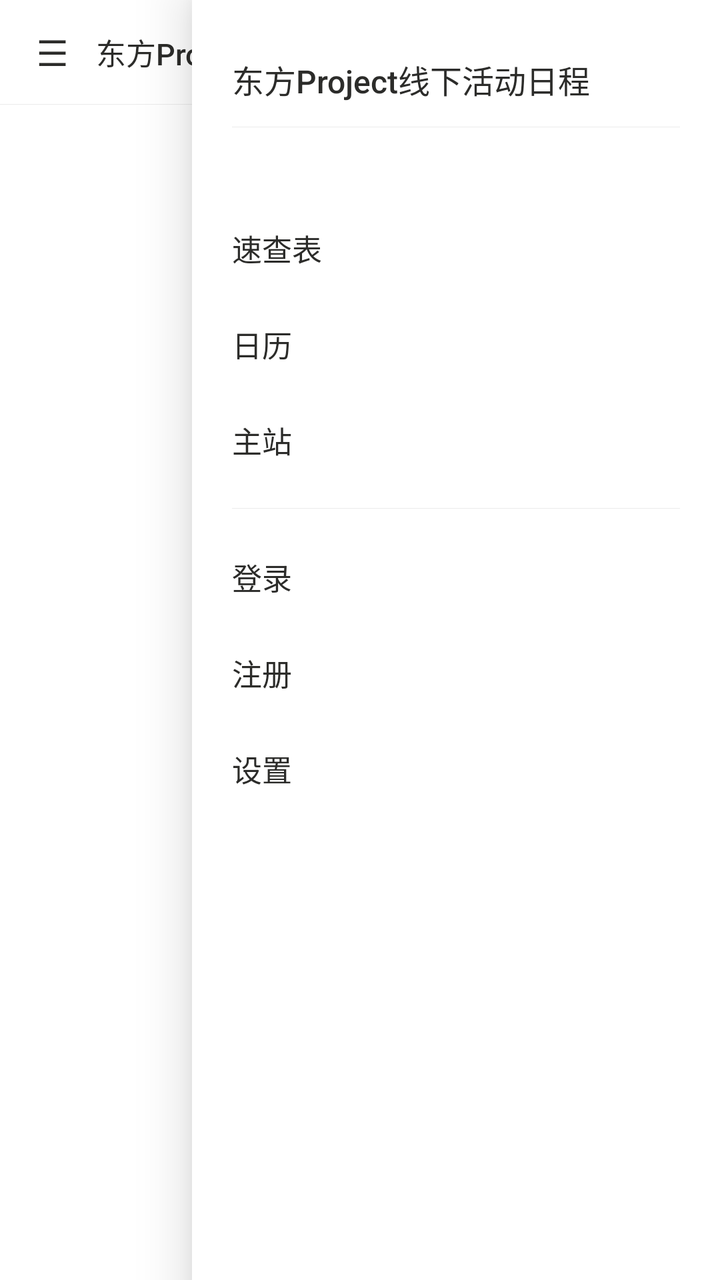
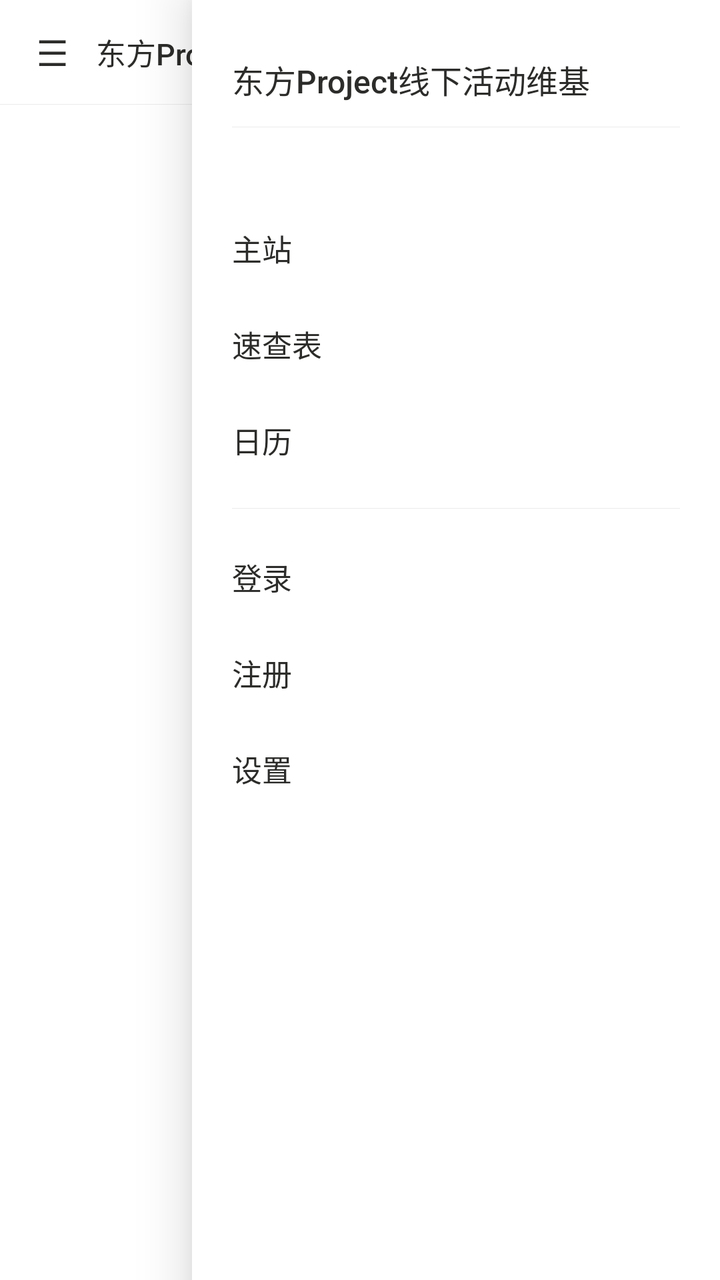

Two renders of the same Android screen: before a commit and after it. Below are the layout's source before the change and the commit's diff.
<!-- AndroidManifest.xml: application theme AppTheme -->
<!-- res/layout/activity_main.xml -->
<?xml version="1.0" encoding="utf-8"?>
<FrameLayout xmlns:android="http://schemas.android.com/apk/res/android"
    android:layout_width="match_parent"
    android:layout_height="match_parent"
    android:background="@color/page_bg">

    <LinearLayout
        android:layout_width="match_parent"
        android:layout_height="match_parent"
        android:orientation="vertical">

        <LinearLayout
            android:layout_width="match_parent"
            android:layout_height="52dp"
            android:background="@color/tabbar_bg"
            android:gravity="center_vertical"
            android:orientation="horizontal"
            android:paddingStart="4dp"
            android:paddingEnd="8dp">

            <TextView
                android:id="@+id/menuButton"
                android:layout_width="44dp"
                android:layout_height="match_parent"
                android:background="?android:attr/selectableItemBackground"
                android:contentDescription="@string/menu"
                android:gravity="center"
                android:text="☰"
                android:textColor="@color/text_primary"
                android:textSize="18sp" />

            <TextView
                android:id="@+id/headerTitle"
                android:layout_width="0dp"
                android:layout_height="wrap_content"
                android:layout_weight="1"
                android:ellipsize="end"
                android:fontFamily="sans-serif-medium"
                android:maxLines="1"
                android:text="@string/app_name"
                android:textColor="@color/text_primary"
                android:textSize="15sp" />

            <TextView
                android:id="@+id/refresh"
                android:layout_width="wrap_content"
                android:layout_height="wrap_content"
                android:background="?android:attr/selectableItemBackground"
                android:paddingStart="12dp"
                android:paddingTop="8dp"
                android:paddingEnd="12dp"
                android:paddingBottom="8dp"
                android:text="@string/refresh"
                android:textColor="@color/accent"
                android:textSize="13sp" />
        </LinearLayout>

        <View
            android:layout_width="match_parent"
            android:layout_height="1px"
            android:background="@color/divider" />

        <TextView
            android:id="@+id/offlineBanner"
            android:layout_width="match_parent"
            android:layout_height="wrap_content"
            android:background="@color/banner_bg"
            android:paddingStart="16dp"
            android:paddingTop="8dp"
            android:paddingEnd="16dp"
            android:paddingBottom="8dp"
            android:textColor="@color/banner_text"
            android:textSize="12sp"
            android:visibility="gone" />

        <FrameLayout
            android:id="@+id/content"
            android:layout_width="match_parent"
            android:layout_height="0dp"
            android:layout_weight="1" />
    </LinearLayout>

    <View
        android:id="@+id/scrim"
        android:layout_width="match_parent"
        android:layout_height="match_parent"
        android:background="@color/scrim"
        android:visibility="gone" />

    <LinearLayout
        android:id="@+id/drawer"
        android:layout_width="@dimen/drawer_width"
        android:layout_height="match_parent"
        android:layout_gravity="end"
        android:background="@color/tabbar_bg"
        android:elevation="16dp"
        android:orientation="vertical"
        android:paddingBottom="16dp">

        <TextView
            android:layout_width="match_parent"
            android:layout_height="wrap_content"
            android:fontFamily="sans-serif-medium"
            android:paddingStart="20dp"
            android:paddingTop="28dp"
            android:paddingEnd="20dp"
            android:paddingBottom="12dp"
            android:text="@string/app_name"
            android:textColor="@color/text_primary"
            android:textSize="16sp" />

        <View
            android:layout_width="match_parent"
            android:layout_height="1px"
            android:layout_marginStart="20dp"
            android:layout_marginEnd="20dp"
            android:layout_marginBottom="8dp"
            android:background="@color/divider" />

        <TextView
            android:id="@+id/accountLabel"
            android:layout_width="match_parent"
            android:layout_height="wrap_content"
            android:paddingStart="20dp"
            android:paddingTop="4dp"
            android:paddingEnd="20dp"
            android:paddingBottom="8dp"
            android:textColor="@color/text_secondary"
            android:textSize="12sp" />

        <ScrollView
            android:layout_width="match_parent"
            android:layout_height="0dp"
            android:layout_weight="1"
            android:scrollbars="none">

            <LinearLayout
                android:layout_width="match_parent"
                android:layout_height="wrap_content"
                android:orientation="vertical">

                <LinearLayout
                    android:id="@+id/navBuiltIn"
                    android:layout_width="match_parent"
                    android:layout_height="wrap_content"
                    android:orientation="vertical">

                    <TextView
                        android:id="@+id/navList"
                        style="@style/NavItem"
                        android:text="@string/tab_list" />

                    <TextView
                        android:id="@+id/navCalendar"
                        style="@style/NavItem"
                        android:text="@string/tab_calendar" />

                    <TextView
                        android:id="@+id/navWeb"
                        style="@style/NavItem"
                        android:text="@string/nav_web" />
                </LinearLayout>

                <LinearLayout
                    android:id="@+id/navDynamic"
                    android:layout_width="match_parent"
                    android:layout_height="wrap_content"
                    android:orientation="vertical" />

                <View
                    android:layout_width="match_parent"
                    android:layout_height="1px"
                    android:layout_marginStart="20dp"
                    android:layout_marginTop="10dp"
                    android:layout_marginEnd="20dp"
                    android:layout_marginBottom="10dp"
                    android:background="@color/divider" />

                <TextView
                    android:id="@+id/navLogin"
                    style="@style/NavItem"
                    android:text="@string/nav_login" />

                <TextView
                    android:id="@+id/navRegister"
                    style="@style/NavItem"
                    android:text="@string/nav_register" />

                <TextView
                    android:id="@+id/navLogout"
                    style="@style/NavItem"
                    android:text="@string/auth_logout"
                    android:visibility="gone" />

                <TextView
                    android:id="@+id/navSettings"
                    style="@style/NavItem"
                    android:text="@string/nav_settings" />
            </LinearLayout>
        </ScrollView>

        <TextView
            android:id="@+id/navVersion"
            android:layout_width="match_parent"
            android:layout_height="wrap_content"
            android:paddingStart="20dp"
            android:paddingTop="10dp"
            android:paddingEnd="20dp"
            android:textColor="@color/text_tertiary"
            android:textSize="12sp" />
    </LinearLayout>

</FrameLayout>
<!-- resources referenced by this layout -->
<resources>
  <color name="accent">#D4537E</color>
  <color name="banner_bg">#FFF4E5</color>
  <color name="banner_text">#854F0B</color>
  <color name="divider">#14000000</color>
  <color name="page_bg">#FFFFFFFF</color>
  <color name="scrim">#66000000</color>
  <color name="tabbar_bg">#FFFFFFFF</color>
  <color name="text_primary">#2C2C2A</color>
  <color name="text_secondary">#888780</color>
  <color name="text_tertiary">#B4B2A9</color>
  <dimen name="drawer_width">264dp</dimen>
  <string name="app_name">东方Project线下活动日程</string>
  <string name="auth_logout">退出登录</string>
  <string name="menu">菜单</string>
  <string name="nav_login">登录</string>
  <string name="nav_register">注册</string>
  <string name="nav_settings">设置</string>
  <string name="nav_web">主站</string>
  <string name="refresh">刷新</string>
  <string name="tab_calendar">日历</string>
  <string name="tab_list">速查表</string>
  <style name="NavItem">
          <item name="android:layout_width">match_parent</item>
          <item name="android:layout_height">@dimen/nav_item_height</item>
          <item name="android:gravity">center_vertical</item>
          <item name="android:paddingStart">20dp</item>
          <item name="android:paddingEnd">20dp</item>
          <item name="android:textSize">15sp</item>
          <item name="android:textColor">@color/text_primary</item>
          <item name="android:background">?android:attr/selectableItemBackground</item>
      </style>
  <style name="AppTheme" parent="@android:style/Theme.DeviceDefault.Light.NoActionBar">
          <item name="android:windowBackground">@color/page_bg</item>
          <item name="android:statusBarColor">@color/tabbar_bg</item>
          <item name="android:navigationBarColor">@color/tabbar_bg</item>
          <item name="android:windowLightStatusBar">true</item>
          
          <item name="android:alertDialogTheme">@style/AppDialogTheme</item>
      </style>
  <dimen name="nav_item_height">48dp</dimen>
  <style name="AppDialogTheme" parent="@android:style/Theme.DeviceDefault.Light.Dialog.Alert">
          <item name="android:colorBackgroundFloating">@color/page_bg</item>
          <item name="android:colorBackground">@color/page_bg</item>
      </style>
</resources>

<!-- the commit's change to res/layout/activity_main.xml (unified diff, before → after) -->
@@ -146,6 +146,11 @@
                     android:orientation="vertical">
 
                     <TextView
+                        android:id="@+id/navWeb"
+                        style="@style/NavItem"
+                        android:text="@string/nav_web" />
+
+                    <TextView
                         android:id="@+id/navList"
                         style="@style/NavItem"
                         android:text="@string/tab_list" />
@@ -154,11 +159,6 @@
                         android:id="@+id/navCalendar"
                         style="@style/NavItem"
                         android:text="@string/tab_calendar" />
-
-                    <TextView
-                        android:id="@+id/navWeb"
-                        style="@style/NavItem"
-                        android:text="@string/nav_web" />
                 </LinearLayout>
 
                 <LinearLayout
<!-- resource entries referenced after the edit -->
@@ -11,7 +11,7 @@
   <color name="text_secondary">#888780</color>
   <color name="text_tertiary">#B4B2A9</color>
   <dimen name="drawer_width">264dp</dimen>
-  <string name="app_name">东方Project线下活动日程</string>
+  <string name="app_name">东方Project线下活动维基</string>
   <string name="auth_logout">退出登录</string>
   <string name="menu">菜单</string>
   <string name="nav_login">登录</string>
